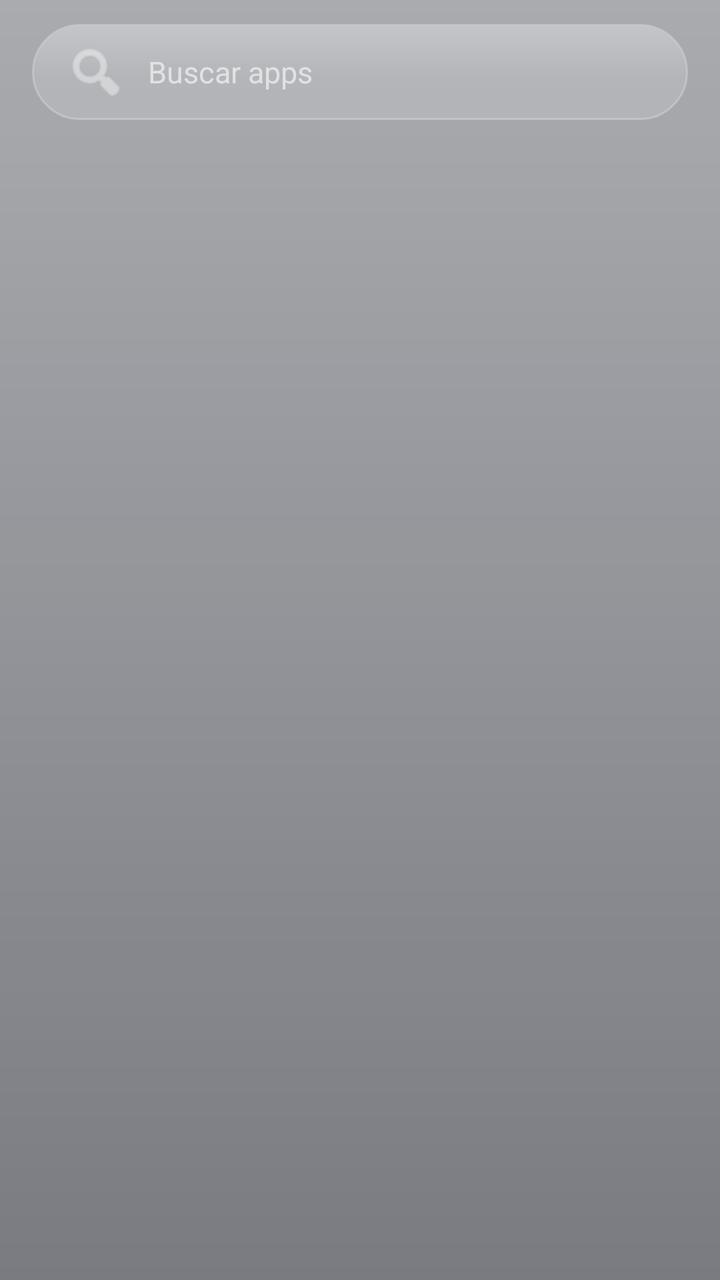
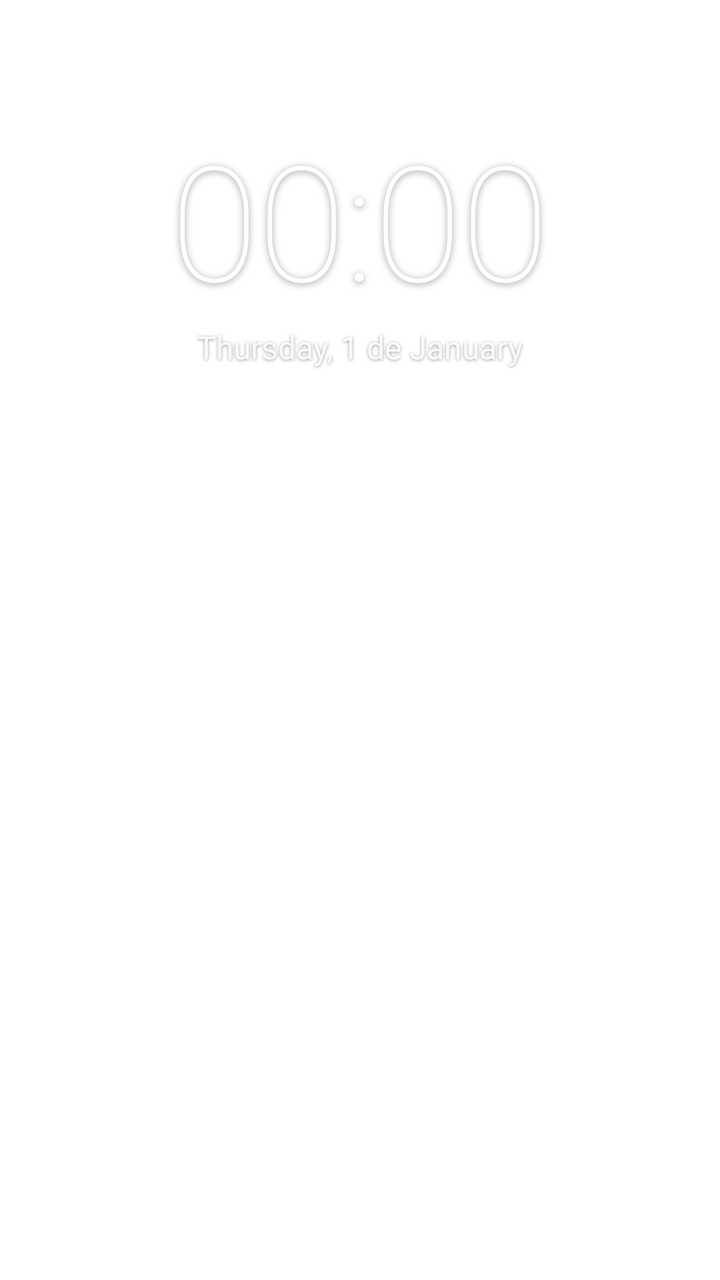

Before-and-after screenshots of an Android layout around one commit, followed by the original layout XML and the change that was made.
<!-- AndroidManifest.xml: application theme Theme.LiquidLauncher -->
<!-- res/layout/activity_main.xml -->
<?xml version="1.0" encoding="utf-8"?>
<LinearLayout xmlns:android="http://schemas.android.com/apk/res/android"
    android:id="@+id/root"
    android:layout_width="match_parent"
    android:layout_height="match_parent"
    android:orientation="vertical">

    <EditText
        android:id="@+id/search"
        android:layout_width="match_parent"
        android:layout_height="48dp"
        android:layout_marginStart="16dp"
        android:layout_marginTop="12dp"
        android:layout_marginEnd="16dp"
        android:layout_marginBottom="8dp"
        android:background="@drawable/search_pill"
        android:drawableStart="@android:drawable/ic_menu_search"
        android:drawablePadding="10dp"
        android:drawableTint="#B3FFFFFF"
        android:hint="Buscar apps"
        android:imeOptions="actionDone"
        android:inputType="text"
        android:maxLines="1"
        android:paddingStart="16dp"
        android:paddingEnd="16dp"
        android:textColor="#FFFFFFFF"
        android:textColorHint="#99FFFFFF"
        android:textSize="15sp" />

    <androidx.recyclerview.widget.RecyclerView
        android:id="@+id/app_grid"
        android:layout_width="match_parent"
        android:layout_height="0dp"
        android:layout_weight="1"
        android:clipToPadding="false"
        android:paddingStart="8dp"
        android:paddingTop="8dp"
        android:paddingEnd="8dp"
        android:paddingBottom="24dp" />
</LinearLayout>
<!-- resources referenced by this layout -->
<resources>
  <!-- drawable search_pill (drawable) -->
  <?xml version="1.0" encoding="utf-8"?>
  <layer-list xmlns:android="http://schemas.android.com/apk/res/android">
      <item>
          <shape android:shape="rectangle">
              <solid android:color="#26FFFFFF" />
              <stroke android:width="1dp" android:color="#40FFFFFF" />
              <corners android:radius="24dp" />
          </shape>
      </item>
      
      <item android:top="1dp" android:left="1dp" android:right="1dp" android:bottom="22dp">
          <shape android:shape="rectangle">
              <gradient android:angle="270" android:startColor="#33FFFFFF" android:endColor="#00FFFFFF" />
              <corners android:topLeftRadius="23dp" android:topRightRadius="23dp" />
          </shape>
      </item>
  </layer-list>
  <style name="Theme.LiquidLauncher" parent="Theme.MaterialComponents.DayNight.NoActionBar">
          <item name="android:windowIsTranslucent">true</item>
          <item name="android:windowShowWallpaper">true</item>
          <item name="android:backgroundDimEnabled">false</item>
          <item name="android:statusBarColor">@android:color/transparent</item>
          <item name="android:navigationBarColor">@android:color/transparent</item>
          
          <item name="android:windowBackground">@drawable/glass_background</item>
      </style>
  <!-- drawable glass_background (drawable) -->
  <?xml version="1.0" encoding="utf-8"?>
  <shape xmlns:android="http://schemas.android.com/apk/res/android">
      <gradient
          android:angle="90"
          android:startColor="#8C0B0F1A"
          android:endColor="#590B0F1A" />
  </shape>
</resources>

<!-- the commit's change to res/layout/activity_main.xml (unified diff, before → after) -->
@@ -1,40 +1,156 @@
 <?xml version="1.0" encoding="utf-8"?>
-<LinearLayout xmlns:android="http://schemas.android.com/apk/res/android"
+<FrameLayout xmlns:android="http://schemas.android.com/apk/res/android"
     android:id="@+id/root"
     android:layout_width="match_parent"
-    android:layout_height="match_parent"
-    android:orientation="vertical">
+    android:layout_height="match_parent">
 
-    <EditText
-        android:id="@+id/search"
+    
+    <LinearLayout
+        android:id="@+id/home"
         android:layout_width="match_parent"
-        android:layout_height="48dp"
-        android:layout_marginStart="16dp"
-        android:layout_marginTop="12dp"
-        android:layout_marginEnd="16dp"
-        android:layout_marginBottom="8dp"
-        android:background="@drawable/search_pill"
-        android:drawableStart="@android:drawable/ic_menu_search"
-        android:drawablePadding="10dp"
-        android:drawableTint="#B3FFFFFF"
-        android:hint="Buscar apps"
-        android:imeOptions="actionDone"
-        android:inputType="text"
-        android:maxLines="1"
-        android:paddingStart="16dp"
-        android:paddingEnd="16dp"
-        android:textColor="#FFFFFFFF"
-        android:textColorHint="#99FFFFFF"
-        android:textSize="15sp" />
+        android:layout_height="match_parent"
+        android:gravity="center_horizontal"
+        android:orientation="vertical">
 
-    <androidx.recyclerview.widget.RecyclerView
-        android:id="@+id/app_grid"
+        <TextClock
+            android:id="@+id/clock"
+            android:layout_width="wrap_content"
+            android:layout_height="wrap_content"
+            android:layout_marginTop="56dp"
+            android:fontFamily="sans-serif-thin"
+            android:format12Hour="HH:mm"
+            android:format24Hour="HH:mm"
+            android:shadowColor="#66000000"
+            android:shadowDy="2"
+            android:shadowRadius="8"
+            android:textColor="#FFFFFFFF"
+            android:textSize="80sp" />
+
+        <TextClock
+            android:id="@+id/date"
+            android:layout_width="wrap_content"
+            android:layout_height="wrap_content"
+            android:format12Hour="EEEE, d 'de' MMMM"
+            android:format24Hour="EEEE, d 'de' MMMM"
+            android:shadowColor="#66000000"
+            android:shadowDy="1"
+            android:shadowRadius="4"
+            android:textColor="#E6FFFFFF"
+            android:textSize="16sp" />
+
+        <View
+            android:layout_width="match_parent"
+            android:layout_height="0dp"
+            android:layout_weight="1" />
+
+        <TextView
+            android:layout_width="wrap_content"
+            android:layout_height="wrap_content"
+            android:layout_marginBottom="12dp"
+            android:alpha="0.65"
+            android:text="Deslize para cima"
+            android:textColor="#FFFFFFFF"
+            android:textSize="12sp" />
+
+        <LinearLayout
+            android:id="@+id/dock"
+            android:layout_width="match_parent"
+            android:layout_height="92dp"
+            android:layout_marginStart="16dp"
+            android:layout_marginEnd="16dp"
+            android:layout_marginBottom="12dp"
+            android:background="@drawable/dock_glass"
+            android:gravity="center"
+            android:orientation="horizontal"
+            android:padding="14dp">
+
+            <ImageView
+                android:id="@+id/dock0"
+                android:layout_width="0dp"
+                android:layout_height="match_parent"
+                android:layout_weight="1"
+                android:scaleType="fitCenter" />
+
+            <ImageView
+                android:id="@+id/dock1"
+                android:layout_width="0dp"
+                android:layout_height="match_parent"
+                android:layout_weight="1"
+                android:scaleType="fitCenter" />
+
+            <ImageView
+                android:id="@+id/dock2"
+                android:layout_width="0dp"
+                android:layout_height="match_parent"
+                android:layout_weight="1"
+                android:scaleType="fitCenter" />
+
+            <ImageView
+                android:id="@+id/dock3"
+                android:layout_width="0dp"
+                android:layout_height="match_parent"
+                android:layout_weight="1"
+                android:scaleType="fitCenter" />
+        </LinearLayout>
+    </LinearLayout>
+
+    
+    <FrameLayout
+        android:id="@+id/drawer"
         android:layout_width="match_parent"
-        android:layout_height="0dp"
-        android:layout_weight="1"
-        android:clipToPadding="false"
-        android:paddingStart="8dp"
-        android:paddingTop="8dp"
-        android:paddingEnd="8dp"
-        android:paddingBottom="24dp" />
-</LinearLayout>
+        android:layout_height="match_parent"
+        android:background="#F0121622"
+        android:visibility="invisible">
+
+        <ImageView
+            android:id="@+id/blur"
+            android:layout_width="match_parent"
+            android:layout_height="match_parent"
+            android:scaleType="fitXY" />
+
+        <View
+            android:layout_width="match_parent"
+            android:layout_height="match_parent"
+            android:background="@drawable/glass_background" />
+
+        <LinearLayout
+            android:id="@+id/drawer_content"
+            android:layout_width="match_parent"
+            android:layout_height="match_parent"
+            android:orientation="vertical">
+
+            <EditText
+                android:id="@+id/search"
+                android:layout_width="match_parent"
+                android:layout_height="48dp"
+                android:layout_marginStart="16dp"
+                android:layout_marginTop="12dp"
+                android:layout_marginEnd="16dp"
+                android:layout_marginBottom="8dp"
+                android:background="@drawable/search_pill"
+                android:drawableStart="@android:drawable/ic_menu_search"
+                android:drawablePadding="10dp"
+                android:drawableTint="#B3FFFFFF"
+                android:hint="Buscar apps"
+                android:imeOptions="actionDone"
+                android:inputType="text"
+                android:maxLines="1"
+                android:paddingStart="16dp"
+                android:paddingEnd="16dp"
+                android:textColor="#FFFFFFFF"
+                android:textColorHint="#99FFFFFF"
+                android:textSize="15sp" />
+
+            <androidx.recyclerview.widget.RecyclerView
+                android:id="@+id/app_grid"
+                android:layout_width="match_parent"
+                android:layout_height="0dp"
+                android:layout_weight="1"
+                android:clipToPadding="false"
+                android:paddingStart="8dp"
+                android:paddingTop="8dp"
+                android:paddingEnd="8dp"
+                android:paddingBottom="24dp" />
+        </LinearLayout>
+    </FrameLayout>
+</FrameLayout>
<!-- resource entries referenced after the edit -->
@@ -1,5 +1,22 @@
 <!-- resources referenced by this layout -->
 <resources>
+  <!-- drawable dock_glass (drawable) -->
+  <?xml version="1.0" encoding="utf-8"?>
+  <layer-list xmlns:android="http://schemas.android.com/apk/res/android">
+      <item>
+          <shape android:shape="rectangle">
+              <solid android:color="#33FFFFFF" />
+              <stroke android:width="1dp" android:color="#4DFFFFFF" />
+              <corners android:radius="30dp" />
+          </shape>
+      </item>
+      <item android:top="1dp" android:left="1dp" android:right="1dp" android:bottom="40dp">
+          <shape android:shape="rectangle">
+              <gradient android:angle="270" android:startColor="#3DFFFFFF" android:endColor="#00FFFFFF" />
+              <corners android:topLeftRadius="29dp" android:topRightRadius="29dp" />
+          </shape>
+      </item>
+  </layer-list>
   <!-- drawable search_pill (drawable) -->
   <?xml version="1.0" encoding="utf-8"?>
   <layer-list xmlns:android="http://schemas.android.com/apk/res/android">
@@ -25,7 +42,7 @@
           <item name="android:statusBarColor">@android:color/transparent</item>
           <item name="android:navigationBarColor">@android:color/transparent</item>
           
-          <item name="android:windowBackground">@drawable/glass_background</item>
+          <item name="android:windowBackground">@android:color/transparent</item>
       </style>
   <!-- drawable glass_background (drawable) -->
   <?xml version="1.0" encoding="utf-8"?>
